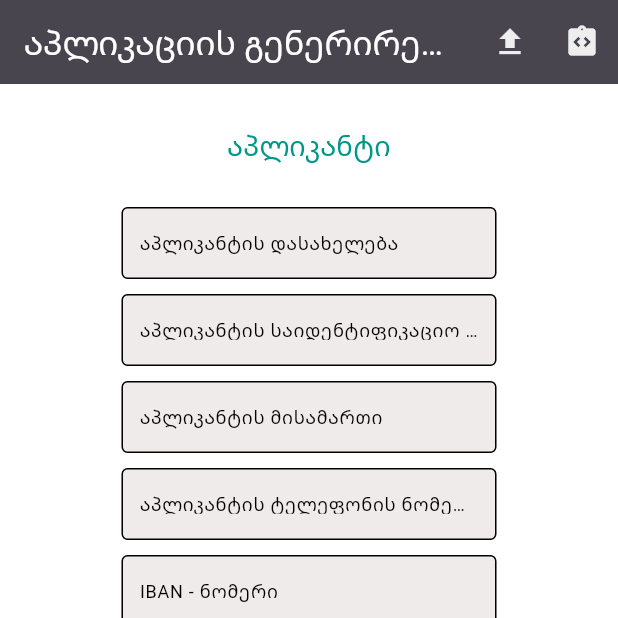
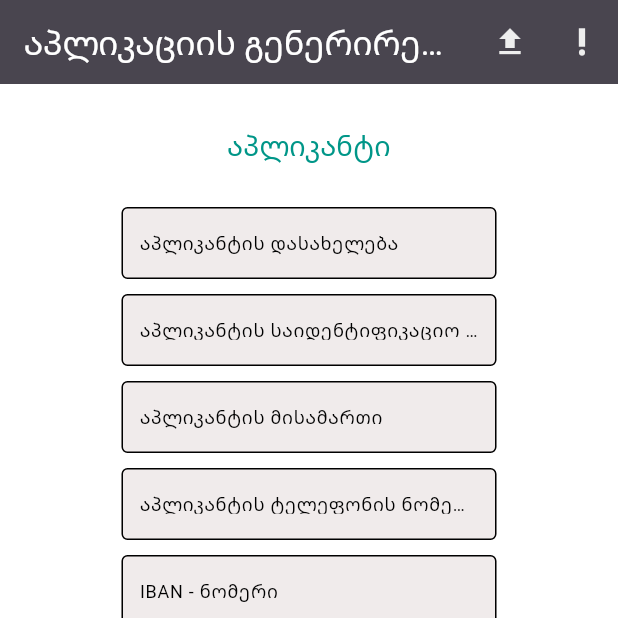
Before and after one commit to jabaere/enfappbuilder, a Flutter app: the screen it shows after launch, on a phone screen of 412 x 824 dp, the top half of it. Run offline on Flutter 3.47's test engine with Material 3 defaults, Android fonts, the phone set to English and light mode, and no system bars; our stand-ins replace localstorage, quickalert; missing offline and left inert: dart:html, docx_template, universal_html.

Commit message:
fix some bugs

```diff
--- a/lib/main.dart
+++ b/lib/main.dart
@@ -106,7 +106,7 @@ class _MyHomePageState extends State<MyHomePage> {
             },
           ),
           IconButton(
-            icon: const Icon(Icons.integration_instructions),
+            icon: const Icon(Icons.priority_high_outlined),
             color: Colors.grey[200],
             onPressed: () {
               Navigator.of(context).push(_createRoute(const InstructionsScreen()));
```
Also changed, not shown: lib/home.dart (+17 -12 lines), 1 other file.
